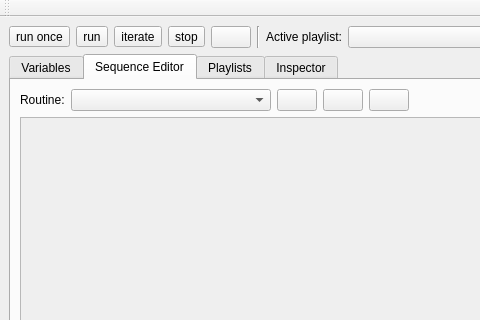
AlbertHdz4/qplayer, file uis/control-system.ui: the form before one commit; both pictures show x 0 to 480 and y 0 to 320 of the 1134 by 912 pixel window.
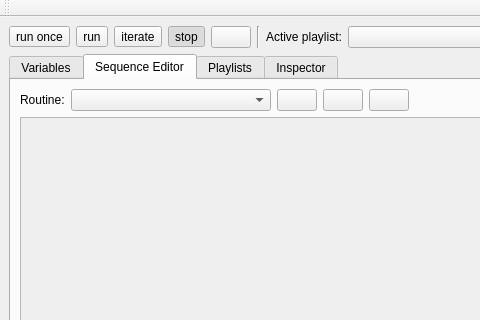
The form after the commit. The open tabs and pages were chosen to show the change. Icons and pictures are not drawn.

The edit to the form file:
```diff
--- a/uis/control-system.ui
+++ b/uis/control-system.ui
@@ -95,6 +95,12 @@
           <height>32</height>
          </size>
         </property>
+        <property name="checkable">
+         <bool>true</bool>
+        </property>
+        <property name="checked">
+         <bool>true</bool>
+        </property>
        </widget>
       </item>
       <item>
```
Left out of the diff: 15 changed lines with no effect on the pictures.
